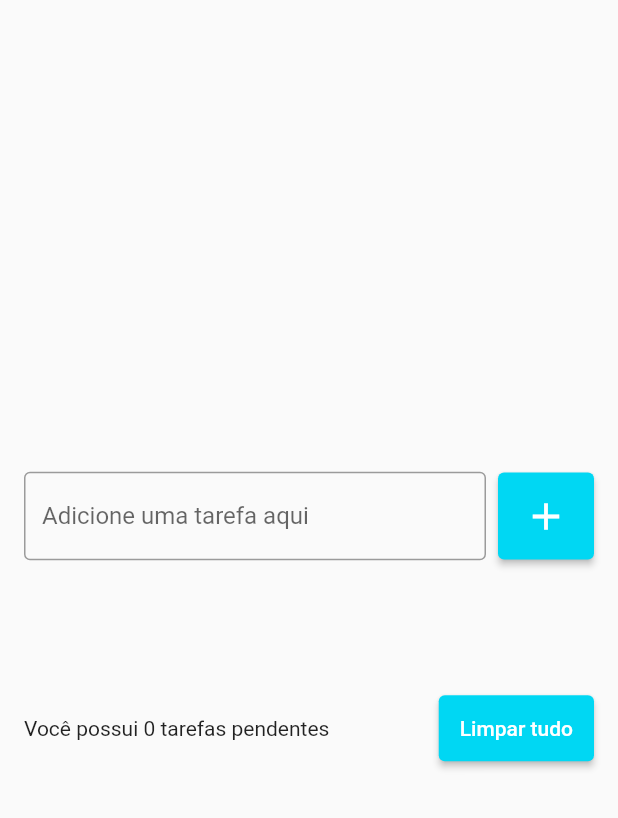
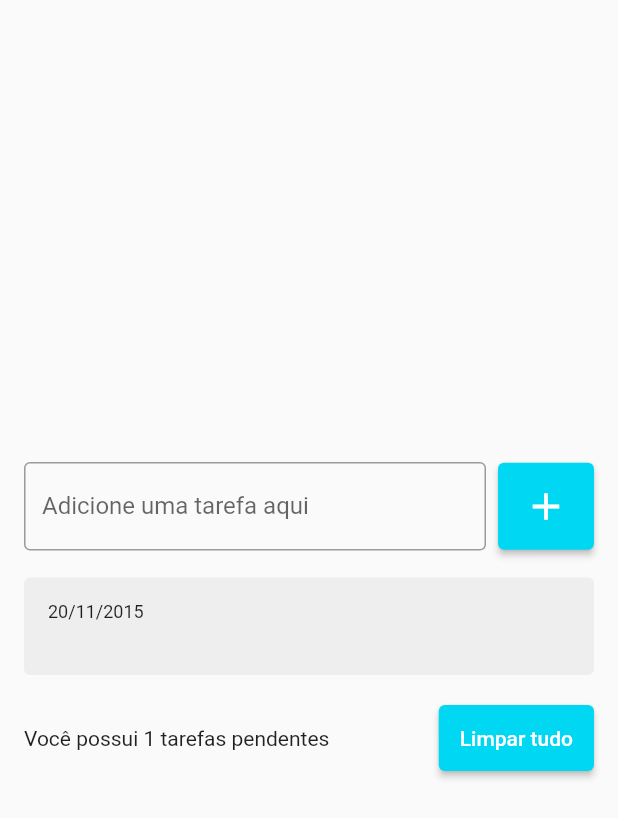
Before and after one commit to EwertonDutra/Flutter_Lista_de_Tarefas, a Flutter app: the screen it shows after launch, after a tap on the "add" icon, on a phone screen of 412 x 824 dp. Shown: the top 818 px of the screen. Run offline on Flutter 3.47's test engine with Material 2 defaults, Android fonts, the phone set to English and light mode, and no system bars.

Commit message:
Preenchendo a lista dinamicamente

```diff
--- a/lib/main.dart
+++ b/lib/main.dart
@@ -11,6 +11,7 @@ class MyApp extends StatelessWidget {
   @override
   Widget build(BuildContext context) {
     return MaterialApp(
+      debugShowCheckedModeBanner: false,
       home: TodoListPage(),
     );
   }
--- a/lib/pages/todo_list_page.dart
+++ b/lib/pages/todo_list_page.dart
@@ -1,4 +1,6 @@
 import 'package:flutter/material.dart';
+
+import '../widgets/todo_list_item.dart';
 
 class TodoListPage extends StatefulWidget {
   TodoListPage({Key? key}) : super(key: key);
@@ -14,10 +16,11 @@ class _TodoListPageState extends State<TodoListPage> {
 
   @override
   Widget build(BuildContext context) {
-    return Scaffold(
+    return SafeArea(
+      child: Scaffold(
         body: Center(
           child: Padding(
-          padding: const EdgeInsets.symmetric(horizontal: 16),
+            padding: const EdgeInsets.all(16),
             child: Column(
               mainAxisSize: MainAxisSize.min,
               children: [
@@ -61,11 +64,8 @@ class _TodoListPageState extends State<TodoListPage> {
                     shrinkWrap: true,
                     children: [
                       for (String tarefa in tarefas)
-                      ListTile(
-                        title: Text(tarefa),
-                        onTap: () {
-                          print('Tarefa: $tarefa');
-                        },
+                        TodoListItem(
+                          title: tarefa,
                         ),
                     ],
                   ),
@@ -75,8 +75,9 @@ class _TodoListPageState extends State<TodoListPage> {
                 ),
                 Row(
                   children: [
-                  const Expanded(
-                    child: Text('Você possui 0 tarefas pendentes'),
+                    Expanded(
+                      child: Text(
+                          'Você possui ${tarefas.length} tarefas pendentes'),
                     ),
                     const SizedBox(
                       width: 8,
@@ -94,6 +95,7 @@ class _TodoListPageState extends State<TodoListPage> {
             ),
           ),
         ),
+      ),
     );
   }
 }
--- /dev/null
+++ b/lib/widgets/todo_list_item.dart
@@ -0,0 +1,40 @@
+import 'package:flutter/material.dart';
+
+class TodoListItem extends StatelessWidget {
+  const TodoListItem({
+    Key? key,
+    required this.title,
+  }) : super(key: key);
+
+  final String title;
+
+  @override
+  Widget build(BuildContext context) {
+    return Container(
+      decoration: BoxDecoration(
+        borderRadius: BorderRadius.circular(4),
+        color: Colors.grey[200],
+      ),
+      margin: const EdgeInsets.symmetric(vertical: 2),
+      padding: const EdgeInsets.all(16),
+      child: Column(
+        crossAxisAlignment: CrossAxisAlignment.start,
+        children: [
+          const Text(
+            '20/11/2015',
+            style: TextStyle(
+              fontSize: 12,
+            ),
+          ),
+          Text(
+            title,
+            style: const TextStyle(
+              fontSize: 16,
+              fontWeight: FontWeight.w600,
+            ),
+          ),
+        ],
+      ),
+    );
+  }
+}
```
Lines whose indentation alone changed are shown as unchanged.
